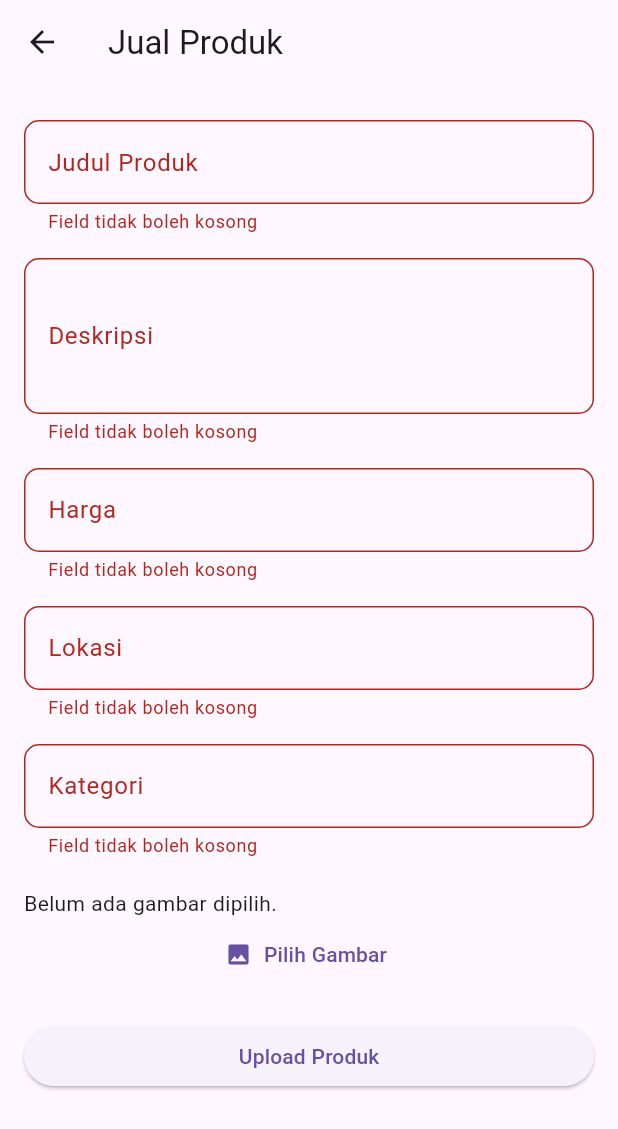
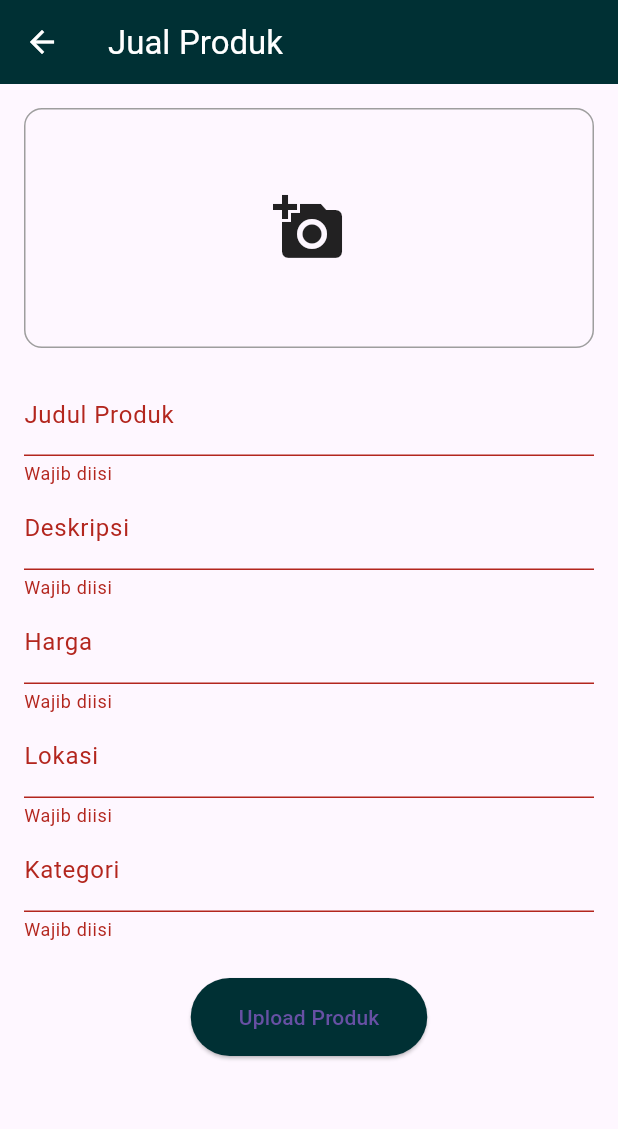
Before and after one commit to Eka051/olx_clone, a Flutter app: the SellScreen screen opened directly, after a tap on "Upload Produk", on a phone screen of 412 x 824 dp. Shown: the top 1129 px of the screen. Run offline on Flutter 3.47's test engine with Material 3 defaults, Android fonts, the phone set to English and light mode, and no system bars; our stand-ins replace cloud_firestore, firebase_auth, firebase_core, firebase_storage, font_awesome_flutter, google_fonts and 3 more; missing offline and left inert: firebase_app_check; accounts and stored records are empty; Roboto replaces fonts that are missing (Arial).

Commit message:
perbaiki 1

```diff
--- a/lib/view/home/navbar.dart
+++ b/lib/view/home/navbar.dart
@@ -87,7 +87,7 @@ class _NavbarState extends State<Navbar> {
             ),
             _buildBottomAppBarItem(
               iconData: Icons.shopping_bag,
-              label: 'Iklan',
+              label: 'Paket',
               index: 1,
               isSelected: _currentIndex == 1,
             ),
--- a/lib/view/sell/sell_screen.dart
+++ b/lib/view/sell/sell_screen.dart
@@ -1,14 +1,16 @@
 import 'dart:io';
-
 import 'package:cloud_firestore/cloud_firestore.dart';
 import 'package:firebase_auth/firebase_auth.dart';
 import 'package:firebase_storage/firebase_storage.dart';
 import 'package:flutter/material.dart';
 import 'package:image_picker/image_picker.dart';
-import '../../widgets/custom_textfield.dart';
+import 'package:olx_clone/utils/theme.dart';
 
 class SellScreen extends StatefulWidget {
-  const SellScreen({super.key});
+  final String? productId;
+  final Map<String, dynamic>? initialData;
+
+  const SellScreen({super.key, this.productId, this.initialData});
 
   @override
   State<SellScreen> createState() => _SellScreenState();
@@ -16,87 +18,151 @@ class SellScreen extends StatefulWidget {
 
 class _SellScreenState extends State<SellScreen> {
   final _formKey = GlobalKey<FormState>();
-  final _titleController = TextEditingController();
-  final _descriptionController = TextEditingController();
-  final _priceController = TextEditingController();
-  final _locationController = TextEditingController();
-  final _categoryController = TextEditingController();
+  final TextEditingController _titleController = TextEditingController();
+  final TextEditingController _descController = TextEditingController();
+  final TextEditingController _priceController = TextEditingController();
+  final TextEditingController _locationController = TextEditingController();
+  final TextEditingController _categoryController = TextEditingController();
+
   File? _pickedImage;
   bool _isLoading = false;
+
+  @override
+  void initState() {
+    super.initState();
+    if (widget.initialData != null) {
+      _titleController.text = widget.initialData!['title'] ?? '';
+      _descController.text = widget.initialData!['description'] ?? '';
+      _priceController.text = widget.initialData!['price']?.toString() ?? '';
+      _locationController.text = widget.initialData!['location'] ?? '';
+      _categoryController.text = widget.initialData!['category'] ?? '';
+    }
+  }
 
   Future<void> _pickImage() async {
     final pickedFile = await ImagePicker().pickImage(source: ImageSource.gallery);
     if (pickedFile != null) {
-      setState(() {
-        _pickedImage = File(pickedFile.path);
-      });
+      setState(() => _pickedImage = File(pickedFile.path));
     }
   }
 
-  Future<void> _submitProduct() async {
-    if (!_formKey.currentState!.validate() || _pickedImage == null) return;
+  Future<void> _submit() async {
+    if (!_formKey.currentState!.validate()) return;
+    setState(() => _isLoading = true);
 
-    setState(() => _isLoading = true);
     try {
-      final imageName = DateTime.now().millisecondsSinceEpoch.toString();
-      final storageRef = FirebaseStorage.instance.ref().child('product_images/$imageName.jpg');
-      await storageRef.putFile(_pickedImage!);
-      final imageUrl = await storageRef.getDownloadURL();
+      final user = FirebaseAuth.instance.currentUser;
+      String? imageUrl = widget.initialData?['imageUrl'];
 
-      final userId = FirebaseAuth.instance.currentUser!.uid;
+      if (_pickedImage != null) {
+        final imageName = DateTime.now().millisecondsSinceEpoch.toString();
+        final ref = FirebaseStorage.instance.ref().child('product_images/$imageName.jpg');
+        await ref.putFile(_pickedImage!);
+        imageUrl = await ref.getDownloadURL();
+      }
 
-      await FirebaseFirestore.instance.collection('products').add({
+      final productData = {
         'title': _titleController.text.trim(),
-        'description': _descriptionController.text.trim(),
-        'price': double.parse(_priceController.text.trim()),
+        'description': _descController.text.trim(),
+        'price': double.tryParse(_priceController.text) ?? 0,
         'location': _locationController.text.trim(),
         'category': _categoryController.text.trim(),
         'imageUrl': imageUrl,
-        'userId': userId,
-        'createdAt': Timestamp.now(),
-      });
+        'userId': user?.uid,
+        'updatedAt': Timestamp.now(),
+      };
 
-      ScaffoldMessenger.of(context).showSnackBar(const SnackBar(content: Text('Produk berhasil diupload.')));
-      Navigator.pop(context);
+      if (widget.productId != null) {
+        await FirebaseFirestore.instance
+            .collection('products')
+            .doc(widget.productId)
+            .update(productData);
+      } else {
+        productData['createdAt'] = Timestamp.now();
+        productData['isPromoted'] = false;
+        productData['isSold'] = false;
+        await FirebaseFirestore.instance.collection('products').add(productData);
+      }
+
+      if (mounted) Navigator.pop(context);
     } catch (e) {
-      ScaffoldMessenger.of(context).showSnackBar(SnackBar(content: Text('Gagal upload: $e')));
+      debugPrint('Gagal simpan: $e');
     } finally {
-      setState(() => _isLoading = false);
+      if (mounted) setState(() => _isLoading = false);
     }
   }
 
   @override
   Widget build(BuildContext context) {
     return Scaffold(
-      appBar: AppBar(title: const Text('Jual Produk')),
+      appBar: AppBar(
+        title: Text(widget.productId != null ? 'Edit Iklan' : 'Jual Produk'),
+        backgroundColor: AppTheme.of(context).primary,
+        foregroundColor: Colors.white,
+      ),
       body: SingleChildScrollView(
         padding: const EdgeInsets.all(16),
         child: Form(
           key: _formKey,
           child: Column(
-            crossAxisAlignment: CrossAxisAlignment.stretch,
             children: [
-              CustomTextField(controller: _titleController, label: 'Judul Produk'),
-              CustomTextField(controller: _descriptionController, label: 'Deskripsi', maxLines: 3),
-              CustomTextField(controller: _priceController, label: 'Harga', keyboardType: TextInputType.number),
-              CustomTextField(controller: _locationController, label: 'Lokasi'),
-              CustomTextField(controller: _categoryController, label: 'Kategori'),
-              const SizedBox(height: 12),
-              _pickedImage == null
-                  ? const Text('Belum ada gambar dipilih.')
-                  : Image.file(_pickedImage!, height: 150),
-              TextButton.icon(
-                onPressed: _pickImage,
-                icon: const Icon(Icons.image),
-                label: const Text('Pilih Gambar'),
+              GestureDetector(
+                onTap: _pickImage,
+                child: Container(
+                  height: 160,
+                  width: double.infinity,
+                  decoration: BoxDecoration(
+                    borderRadius: BorderRadius.circular(12),
+                    border: Border.all(color: Colors.grey),
+                    image: _pickedImage != null
+                        ? DecorationImage(image: FileImage(_pickedImage!), fit: BoxFit.cover)
+                        : widget.initialData?['imageUrl'] != null
+                            ? DecorationImage(image: NetworkImage(widget.initialData!['imageUrl']), fit: BoxFit.cover)
+                            : null,
+                  ),
+                  child: _pickedImage == null && widget.initialData?['imageUrl'] == null
+                      ? const Icon(Icons.add_a_photo, size: 48)
+                      : null,
+                ),
               ),
-              const SizedBox(height: 20),
-              ElevatedButton(
-                onPressed: _isLoading ? null : _submitProduct,
-                child: _isLoading
-                    ? const CircularProgressIndicator(color: Colors.white)
-                    : const Text('Upload Produk'),
-              )
+              const SizedBox(height: 16),
+              TextFormField(
+                controller: _titleController,
+                decoration: const InputDecoration(labelText: 'Judul Produk'),
+                validator: (val) => val!.isEmpty ? 'Wajib diisi' : null,
+              ),
+              TextFormField(
+                controller: _descController,
+                decoration: const InputDecoration(labelText: 'Deskripsi'),
+                validator: (val) => val!.isEmpty ? 'Wajib diisi' : null,
+              ),
+              TextFormField(
+                controller: _priceController,
+                keyboardType: TextInputType.number,
+                decoration: const InputDecoration(labelText: 'Harga'),
+                validator: (val) => val!.isEmpty ? 'Wajib diisi' : null,
+              ),
+              TextFormField(
+                controller: _locationController,
+                decoration: const InputDecoration(labelText: 'Lokasi'),
+                validator: (val) => val!.isEmpty ? 'Wajib diisi' : null,
+              ),
+              TextFormField(
+                controller: _categoryController,
+                decoration: const InputDecoration(labelText: 'Kategori'),
+                validator: (val) => val!.isEmpty ? 'Wajib diisi' : null,
+              ),
+              const SizedBox(height: 24),
+              _isLoading
+                  ? const CircularProgressIndicator()
+                  : ElevatedButton(
+                      onPressed: _submit,
+                      style: ElevatedButton.styleFrom(
+                        backgroundColor: AppTheme.of(context).primary,
+                        padding: const EdgeInsets.symmetric(vertical: 16, horizontal: 32),
+                      ),
+                      child: Text(widget.productId != null ? 'Simpan Perubahan' : 'Upload Produk'),
+                    )
             ],
           ),
         ),
```
Also changed, not shown: lib/view/payment/payment_page.dart (+29 -6 lines), lib/view/product/promoted_product_list.dart (added, +48 -0 lines), lib/view/profile/my_ads_screen.dart (added, +87 -0 lines).
